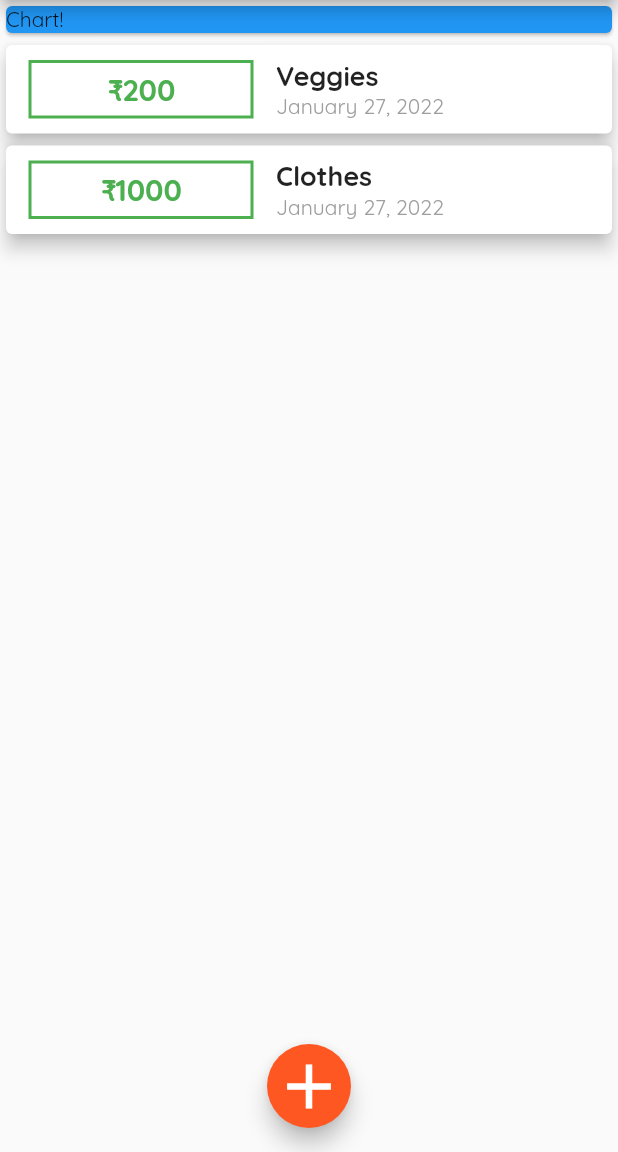
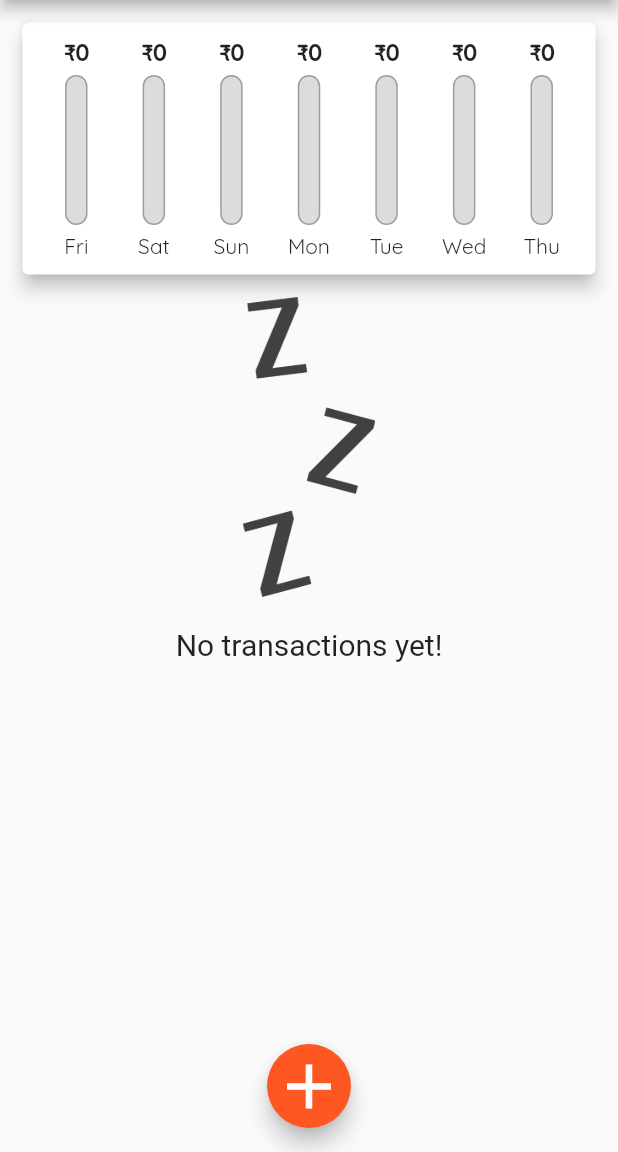
Before and after one commit to agrawalkunal2001/My_Expenses, a Flutter app: the screen it shows after launch, on a phone screen of 412 x 824 dp, the part 84-1236 px from its top. Run offline on Flutter 3.47's test engine with Material 2 defaults, Android fonts, the phone set to English and light mode, and no system bars; Roboto replaces fonts that are missing (OpenSans-Bold, Quicksand-Bold).

Commit message:
Added chart

```diff
--- a/lib/main.dart
+++ b/lib/main.dart
@@ -1,4 +1,5 @@
 import 'package:flutter/material.dart';
+import 'package:my_expenses/widgets/chart.dart';
 import 'package:my_expenses/widgets/transaction_list.dart';
 import 'package:my_expenses/widgets/user_input.dart';
 
@@ -33,9 +34,18 @@ class HomePage extends StatefulWidget {
 
 class _HomePageState extends State<HomePage> {
   final List<Transaction> _userTransaction = [
-    Transaction(id: "t1", title: "Veggies", amount: 200, date: DateTime.now()),
-    Transaction(id: "t2", title: "Clothes", amount: 1000, date: DateTime.now()),
+    // Transaction(id: "t1", title: "Veggies", amount: 200, date: DateTime.now()),
+    // Transaction(id: "t2", title: "Clothes", amount: 1000, date: DateTime.now()),
   ];
+
+  List<Transaction> get _recentTransactions {
+    return _userTransaction.where((tx) {
+      /* This "where" runs a function over all the elements of the list and whichever elements returns true, it is added to a newly returned list*/
+      return tx.date!.isAfter(DateTime.now().subtract(Duration(
+          days:
+              7))); // This return true if the transaction happened within the last week
+    }).toList();
+  }
 
   void _addTransactions(String txTitle, int txAmount) {
     final newTx = Transaction(
@@ -83,10 +93,7 @@ class _HomePageState extends State<HomePage> {
           mainAxisAlignment: MainAxisAlignment.start,
           crossAxisAlignment: CrossAxisAlignment.stretch,
           children: <Widget>[
-            Card(
-              color: Colors.blue,
-              child: Text("Chart!"),
-            ),
+            Chart(_recentTransactions),
             TransactionList(_userTransaction),
           ],
         ),
--- /dev/null
+++ b/lib/widgets/chart.dart
@@ -0,0 +1,68 @@
+import 'package:flutter/material.dart';
+import 'package:my_expenses/models/transaction.dart';
+import 'package:intl/intl.dart';
+import 'package:my_expenses/widgets/chart_bar.dart';
+// The idea of the chart is to show 7 bars representing 7 days of the week. Each bar will be filled in relation to the amount spent on that day relative to the amount spent during the entire week.
+
+class Chart extends StatelessWidget {
+  final List<Transaction> recentTransactions;
+
+  Chart(this.recentTransactions);
+
+  List<Map<String, Object>> get groupedTransactionValues {
+    return List.generate(7 /* For week days*/, (index) {
+      final weekDay = DateTime.now().subtract(Duration(
+          days:
+              index)); // DateTime.now() gives the current day. For the entire past week, we subtract (days=index) from current day. For example, for today, DateTime.now() gives current day and index=0 means (current day - 0 day) which is today. Similarly, for yesterday, DateTime.now() gives current day and index=1 means (current day - 1 day) which is yesterday.
+      int totalAmount = 0;
+
+      for (var i = 0; i < recentTransactions.length; i++) {
+        if (recentTransactions[i].date?.day == weekDay.day &&
+            recentTransactions[i].date?.month == weekDay.month &&
+            recentTransactions[i].date?.year ==
+                weekDay
+                    .year /* These conditions check if the transaction we are looking at is of the same day as weekDay*/) {
+          totalAmount += recentTransactions[i].amount!;
+        }
+      }
+      return {
+        "day": DateFormat.E().format(
+            weekDay) /* This retrieves the initials of the input weekday. For example, M for monday etc.*/,
+        "amount": totalAmount
+      };
+    });
+  }
+
+  int get totalAmountSpent {
+    return groupedTransactionValues.fold(0, (sum, item) {
+      return sum + (item["amount"] as int);
+    }); // Fold allows us to change a list into another data type based on the function defined in it.
+  }
+
+  @override
+  Widget build(BuildContext context) {
+    return Card(
+      elevation: 5,
+      margin: EdgeInsets.all(15),
+      child: Container(
+        padding: EdgeInsets.all(10),
+        child: Row(
+          mainAxisAlignment: MainAxisAlignment
+              .spaceEvenly, // So that all bars are spaced evenly in the card
+          children: groupedTransactionValues.reversed.map((data) {
+            return Flexible(
+              fit: FlexFit
+                  .tight, // It ensures that the bar takes only the space alloted to it and no extra space.
+              child: ChartBar(
+                  data["day"] as String,
+                  data["amount"] as int,
+                  totalAmountSpent == 0
+                      ? 0
+                      : (data["amount"] as int) / totalAmountSpent),
+            );
+          }).toList(),
+        ),
+      ),
+    );
+  }
+}
--- /dev/null
+++ b/lib/widgets/chart_bar.dart
@@ -0,0 +1,59 @@
+import 'package:flutter/material.dart';
+
+class ChartBar extends StatelessWidget {
+  final String label;
+  final int amountSpent;
+  final double amountPercentage;
+
+  ChartBar(this.label, this.amountSpent, this.amountPercentage);
+
+  @override
+  Widget build(BuildContext context) {
+    return Column(
+      children: <Widget>[
+        Container(
+          height: 20,
+          child: FittedBox(
+            // It ensures that if the text is big enough that it moves to next line, the text shrinks.
+            child: Text(
+              "\u{20B9}${amountSpent}",
+              style: TextStyle(
+                  fontFamily: "Quicksand", fontWeight: FontWeight.bold),
+            ),
+          ),
+        ),
+        SizedBox(
+          height: 5,
+        ),
+        Container(
+          height: 100,
+          width: 15,
+          child: Stack(
+            // Elements are from bottom to top
+            children: <Widget>[
+              Container(
+                decoration: BoxDecoration(
+                  border: Border.all(color: Colors.grey, width: 1),
+                  color: Color.fromRGBO(220, 220, 220, 1),
+                  borderRadius: BorderRadius.circular(10),
+                ),
+              ),
+              FractionallySizedBox(
+                heightFactor: amountPercentage,
+                child: Container(
+                  decoration: BoxDecoration(
+                      color: Theme.of(context).accentColor,
+                      borderRadius: BorderRadius.circular(10)),
+                ),
+              )
+            ],
+          ),
+        ),
+        SizedBox(
+          height: 5,
+        ),
+        Text(label),
+      ],
+    );
+  }
+}
--- a/lib/widgets/transaction_list.dart
+++ b/lib/widgets/transaction_list.dart
@@ -10,15 +10,36 @@ class TransactionList extends StatelessWidget {
   Widget build(BuildContext context) {
     return Container(
       height: 600,
-      child: ListView.builder(
+      child: userTransaction.isEmpty
+          ? Column(
+              children: <Widget>[
+                Container(
+                  height: 200,
+                  child: Image.asset(
+                    "assets/images/waiting.png",
+                    fit: BoxFit.cover,
+                  ),
+                ),
+                SizedBox(
+                  height: 20,
+                ),
+                Text(
+                  "No transactions yet!",
+                  style: TextStyle(fontFamily: "Quicksand-Bold", fontSize: 20),
+                ),
+              ],
+            )
+          : ListView.builder(
               itemBuilder: (ctx, index) {
                 return Card(
+                  margin: EdgeInsets.fromLTRB(15.0, 2.0, 15.0, 5.0),
                   elevation: 5,
                   child: Row(
                     children: <Widget>[
                       Container(
                         width: 150,
-                  margin: EdgeInsets.symmetric(vertical: 10, horizontal: 15),
+                        margin:
+                            EdgeInsets.symmetric(vertical: 10, horizontal: 15),
                         decoration: BoxDecoration(
                           border: Border.all(
                             width: 2,
@@ -30,6 +51,7 @@ class TransactionList extends StatelessWidget {
                           "\u{20B9}${userTransaction[index].amount}", // \u{20B9} is used to get rupee symbol and ${tx.amount} is equivalent to tx.amount.toString()
                           textAlign: TextAlign.center,
                           style: TextStyle(
+                            fontFamily: "OpenSans",
                             fontWeight: FontWeight.bold,
                             fontSize: 20,
                             color: Theme.of(context).primaryColor,
@@ -41,12 +63,12 @@ class TransactionList extends StatelessWidget {
                         children: <Widget>[
                           Text(
                             userTransaction[index].title.toString(),
-                      style:
-                          TextStyle(fontWeight: FontWeight.bold, fontSize: 18),
+                            style: TextStyle(
+                                fontWeight: FontWeight.bold, fontSize: 18),
                           ),
                           Text(
-                      DateFormat.yMMMMd()
-                          .format(userTransaction[index].date as DateTime),
+                            DateFormat.yMMMMd().format(
+                                userTransaction[index].date as DateTime),
                             style: TextStyle(color: Colors.grey),
                           ),
                         ],
```
Lines whose indentation alone changed are shown as unchanged.
